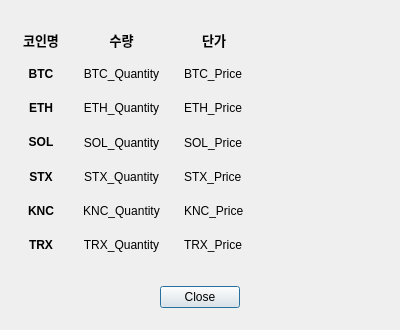
Old version of the form src/resource/asset.ui in the repository woosook0127/Coin_ATS.
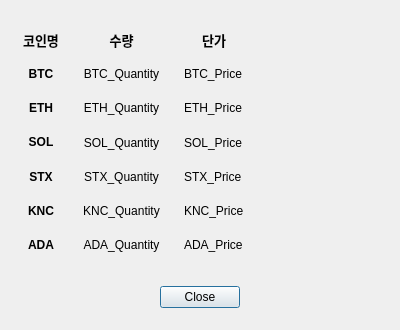
New version of the form.

```diff
--- a/src/resource/asset.ui
+++ b/src/resource/asset.ui
@@ -63,7 +63,7 @@
         <item row="6" column="1">
          <widget class="QLabel" name="TRX_Quantity">
           <property name="text">
-           <string>TRX_Quantity</string>
+           <string>ADA_Quantity</string>
           </property>
           <property name="alignment">
            <set>Qt::AlignCenter</set>
@@ -118,7 +118,7 @@
         <item row="6" column="0">
          <widget class="QLabel" name="label_TRX">
           <property name="text">
-           <string>&lt;html&gt;&lt;head/&gt;&lt;body&gt;&lt;p&gt;&lt;span style=&quot; font-weight:600;&quot;&gt;TRX&lt;/span&gt;&lt;/p&gt;&lt;/body&gt;&lt;/html&gt;</string>
+           <string>&lt;html&gt;&lt;head/&gt;&lt;body&gt;&lt;p&gt;&lt;span style=&quot; font-weight:600;&quot;&gt;ADA&lt;/span&gt;&lt;/p&gt;&lt;/body&gt;&lt;/html&gt;</string>
           </property>
           <property name="alignment">
            <set>Qt::AlignCenter</set>
@@ -261,7 +261,7 @@
         <item row="6" column="2">
          <widget class="QLabel" name="TRX_Price">
           <property name="text">
-           <string>TRX_Price</string>
+           <string>ADA_Price</string>
           </property>
          </widget>
         </item>
```
Left out of the diff: 6 changed lines with no effect on the pictures.
